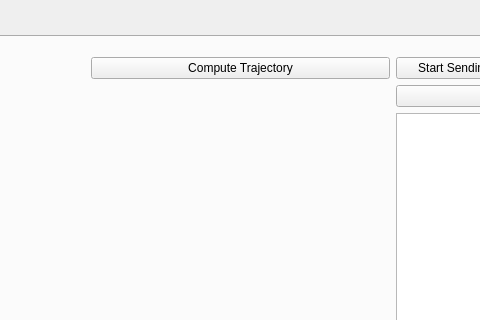
Qt form dialog.ui (kektobiologist/motion-simulation) before a commit; both pictures show x 249 to 729 and y 0 to 320 of the 899 by 595 pixel window.
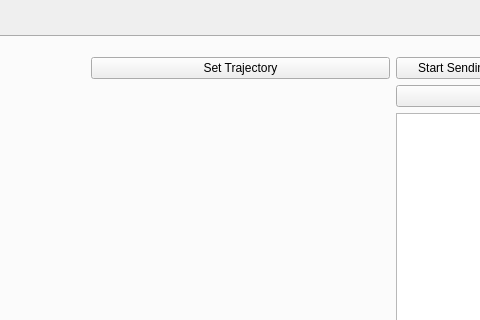
The same form after that commit. The open tabs and pages were chosen to show the change. Custom widgets are drawn as their Qt base class.

Commit message: printing max vw, vl,vr

Diff of the .ui file:
```diff
--- a/dialog.ui
+++ b/dialog.ui
@@ -318,7 +318,7 @@
             <item>
              <widget class="QPushButton" name="traj2Button">
               <property name="text">
-               <string>Compute Trajectory</string>
+               <string>Set Trajectory</string>
               </property>
              </widget>
             </item>
```
Left out of the diff: 2 changed lines with no effect on the pictures. The commit also changes 2 other files.
